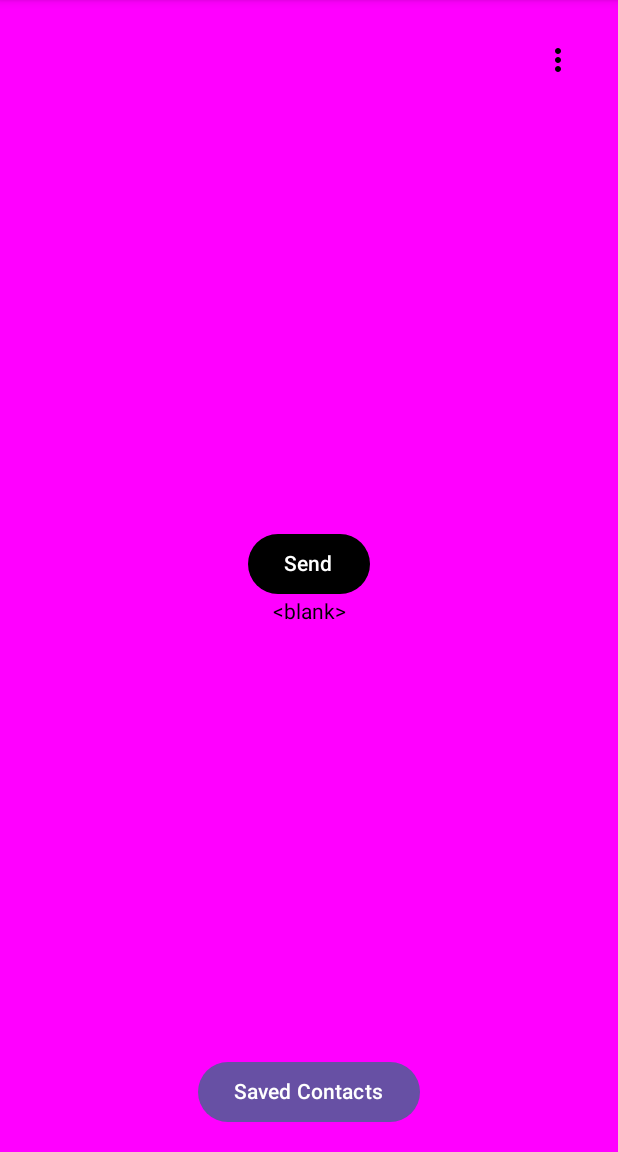
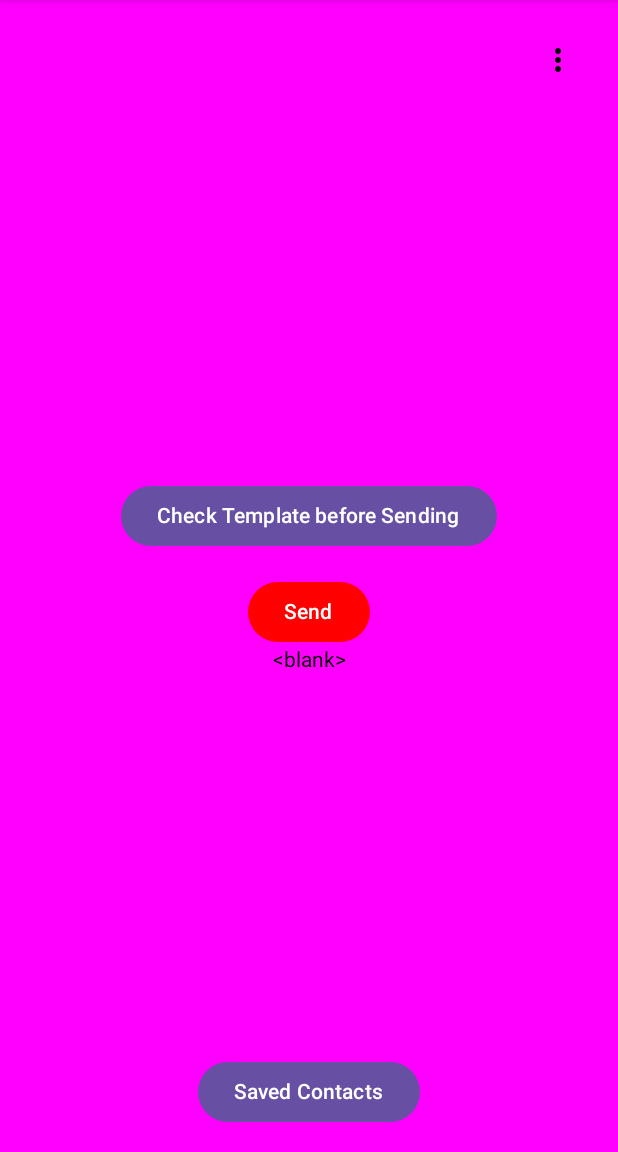
Before and after one commit to bego996/MeetingNotificationApp, an Android app built with Jetpack Compose: the screen it shows after launch (MainActivity), on a phone screen of 412 x 824 dp, the part 84-1236 px from its top. Run offline under Robolectric (Android 15) with nearby library versions, the phone set to English and light mode, and no system bars; our stand-ins replace Room's generated code, livedata-compose.

Commit message:
New composables for ContactTemplates Added. Funcionality in progress...

```diff
--- a/app/src/main/java/com/example/meetingnotification/ui/AppViewModelProvider.kt
+++ b/app/src/main/java/com/example/meetingnotification/ui/AppViewModelProvider.kt
@@ -5,6 +5,7 @@ import androidx.lifecycle.createSavedStateHandle
 import androidx.lifecycle.viewmodel.CreationExtras
 import androidx.lifecycle.viewmodel.initializer
 import androidx.lifecycle.viewmodel.viewModelFactory
+import com.example.meetingnotification.ui.contact.ContactCheckBeforeSubmitViewModel
 import com.example.meetingnotification.ui.contact.ContactsScreenViewModel
 import com.example.meetingnotification.ui.contact.ContactsSearchScreenViewModel
 import com.example.meetingnotification.ui.home.HomeScreenViewModel
@@ -28,6 +29,11 @@ object AppViewModelProvider {
                 inventoryApplication().container.contactRepository
             )
         }
+        initializer {
+            ContactCheckBeforeSubmitViewModel(
+                inventoryApplication().container.contactRepository
+            )
+        }
     }
 }
 
--- a/app/src/main/java/com/example/meetingnotification/ui/data/Contact.kt
+++ b/app/src/main/java/com/example/meetingnotification/ui/data/Contact.kt
@@ -11,5 +11,6 @@ data class Contact(
     val firstName: String,
     val lastName: String,
     val sex: Char,
-    val phone: String
+    val phone: String,
+    val message: String
 )
--- a/app/src/main/java/com/example/meetingnotification/ui/data/ContactDatabase.kt
+++ b/app/src/main/java/com/example/meetingnotification/ui/data/ContactDatabase.kt
@@ -6,7 +6,7 @@ import androidx.room.Room
 import androidx.room.RoomDatabase
 
 
-@Database(entities = [Contact::class], version = 1, exportSchema = false)
+@Database(entities = [Contact::class], version = 2, exportSchema = false)
 abstract class ContactDatabase : RoomDatabase() {
 
     abstract fun contactDao() : ContactDao
@@ -18,6 +18,7 @@ abstract class ContactDatabase : RoomDatabase() {
         fun getDatabase(context: Context): ContactDatabase {
             return Instance ?: synchronized(this){
                 Room.databaseBuilder(context, ContactDatabase::class.java,"contact_database")
+                    .fallbackToDestructiveMigration()
                     .build()
                     .also { Instance = it}
             }
--- a/app/src/main/java/com/example/meetingnotification/ui/data/ContactRepositoryImpl.kt
+++ b/app/src/main/java/com/example/meetingnotification/ui/data/ContactRepositoryImpl.kt
@@ -7,8 +7,8 @@ class ContactRepositoryImpl : ContactRepository {
 
     // Dummy-Kontaktliste
     private val dummyContacts = listOf(
-        Contact(1, "Mr", "John", "Doe", 'M', "1234567890"),
-        Contact(2, "Ms", "Jane", "Doe", 'F', "0987654321")
+        Contact(1, "Mr", "John", "Doe", 'M', "1234567890","dssd"),
+        Contact(2, "Ms", "Jane", "Doe", 'F', "0987654321","dsdsd")
         // Fügen Sie weitere Dummy-Kontakte nach Bedarf hinzu
     )
 
--- a/app/src/main/java/com/example/meetingnotification/ui/home/HomeScreen.kt
+++ b/app/src/main/java/com/example/meetingnotification/ui/home/HomeScreen.kt
@@ -1,13 +1,14 @@
 package com.example.meetingnotification.ui.home
 
-import android.util.Log
 import androidx.compose.foundation.background
 import androidx.compose.foundation.layout.Arrangement
 import androidx.compose.foundation.layout.Box
 import androidx.compose.foundation.layout.Column
 import androidx.compose.foundation.layout.Row
+import androidx.compose.foundation.layout.Spacer
 import androidx.compose.foundation.layout.fillMaxSize
 import androidx.compose.foundation.layout.fillMaxWidth
+import androidx.compose.foundation.layout.height
 import androidx.compose.foundation.layout.padding
 import androidx.compose.material.icons.Icons
 import androidx.compose.material.icons.filled.MoreVert
@@ -17,20 +18,10 @@ import androidx.compose.material3.Icon
 import androidx.compose.material3.IconButton
 import androidx.compose.material3.Text
 import androidx.compose.runtime.Composable
-import androidx.compose.runtime.LaunchedEffect
-import androidx.compose.runtime.collectAsState
-import androidx.compose.runtime.getValue
-import androidx.compose.runtime.livedata.observeAsState
-import androidx.compose.runtime.mutableStateOf
-import androidx.compose.runtime.remember
-import androidx.compose.runtime.setValue
 import androidx.compose.ui.Alignment
 import androidx.compose.ui.Modifier
 import androidx.compose.ui.graphics.Color
 import androidx.compose.ui.unit.dp
-import androidx.lifecycle.viewmodel.compose.viewModel
-import com.example.meetingnotification.ui.AppViewModelProvider
-import com.example.meetingnotification.ui.contact.MutablePairs
 import com.example.meetingnotification.ui.navigation.NavigationDestination
 
 object HomeDestination : NavigationDestination{
@@ -42,7 +33,8 @@ object HomeDestination : NavigationDestination{
 
 @Composable
 fun HomeScreen(modifier: Modifier = Modifier,
-               navigateToSavedContacts: () -> Unit
+               navigateToSavedContacts: () -> Unit,
+               navigateToTemplateScreen: () -> Unit
 ) {
     Column(
         modifier = modifier
@@ -78,10 +70,16 @@ fun HomeScreen(modifier: Modifier = Modifier,
             horizontalAlignment = Alignment.CenterHorizontally
         ) {
             Button(
+                onClick = navigateToTemplateScreen
+                ) {
+                Text("Check Template before Sending")
+            }
+            Spacer(modifier = Modifier.height(16.dp))
+            Button(
                 onClick = { /*TODO*/ },
                 colors = ButtonDefaults.buttonColors(
                     contentColor = Color.White,
-                    containerColor = Color.Black
+                    containerColor = Color.Red
                 )
             ) {
                 Text(text = "Send")
--- a/app/src/main/java/com/example/meetingnotification/ui/navigation/ApplicationNavGraph.kt
+++ b/app/src/main/java/com/example/meetingnotification/ui/navigation/ApplicationNavGraph.kt
@@ -4,22 +4,18 @@ import androidx.compose.foundation.background
 import androidx.compose.runtime.Composable
 import androidx.compose.ui.Modifier
 import androidx.compose.ui.graphics.Color
-import androidx.lifecycle.viewmodel.compose.viewModel
 import androidx.navigation.NavHostController
 import androidx.navigation.compose.NavHost
 import androidx.navigation.compose.composable
-import com.example.meetingnotification.ui.AppViewModelProvider
+import com.example.meetingnotification.ui.contact.BeforeTemplateDestination
+import com.example.meetingnotification.ui.contact.ContactCheckScreen
 import com.example.meetingnotification.ui.contact.ContactsSearchScreenViewModel
-import com.example.meetingnotification.ui.contact.EmptyListScreen
 import com.example.meetingnotification.ui.contact.SavedContacts
-
 import com.example.meetingnotification.ui.contact.SavedContactsDestination
 import com.example.meetingnotification.ui.contact.SearchContactDestination
 import com.example.meetingnotification.ui.contact.SearchListScreen
-
 import com.example.meetingnotification.ui.home.HomeDestination
 import com.example.meetingnotification.ui.home.HomeScreen
-import com.example.meetingnotification.ui.home.HomeScreenViewModel
 
 
 @Composable
@@ -36,7 +32,14 @@ fun MettingNavHost(
         composable(route = HomeDestination.route) {
             HomeScreen(
                 modifier = Modifier.background(Color.Magenta),
-                navigateToSavedContacts = { navController.navigate(SavedContactsDestination.route) }
+                navigateToSavedContacts = { navController.navigate(SavedContactsDestination.route)},
+                navigateToTemplateScreen = {navController.navigate(BeforeTemplateDestination.route)}
+            )
+        }
+        composable(route = BeforeTemplateDestination.route){
+            ContactCheckScreen(
+                modifier = Modifier.background(Color.Cyan),
+                onCancelClicked = {navController.popBackStack()}
             )
         }
         composable(route = SavedContactsDestination.route) {
--- a/app/src/main/res/values/strings.xml
+++ b/app/src/main/res/values/strings.xml
@@ -1,4 +1,4 @@
 <resources>
     <string name="app_name">MeetingNotification</string>
-
+    <string name="defaultMessage">Sehr geehrte%1$s %2$s %3$s%4$s ihr Termin findet am %5$s um %6$s statt. Mit freundlichen Grüßen</string>
 </resources>
```
Also changed, not shown: app/src/main/java/com/example/meetingnotification/ui/contact/ContactCheckBeforeSubmit.kt (+22 -38 lines), app/src/main/java/com/example/meetingnotification/ui/contact/ContactCheckBeforeSubmitViewModel.kt (+28 -1 lines), app/src/main/java/com/example/meetingnotification/ui/contact/ContactsSearchScreenViewModel.kt (+12 -6 lines).
